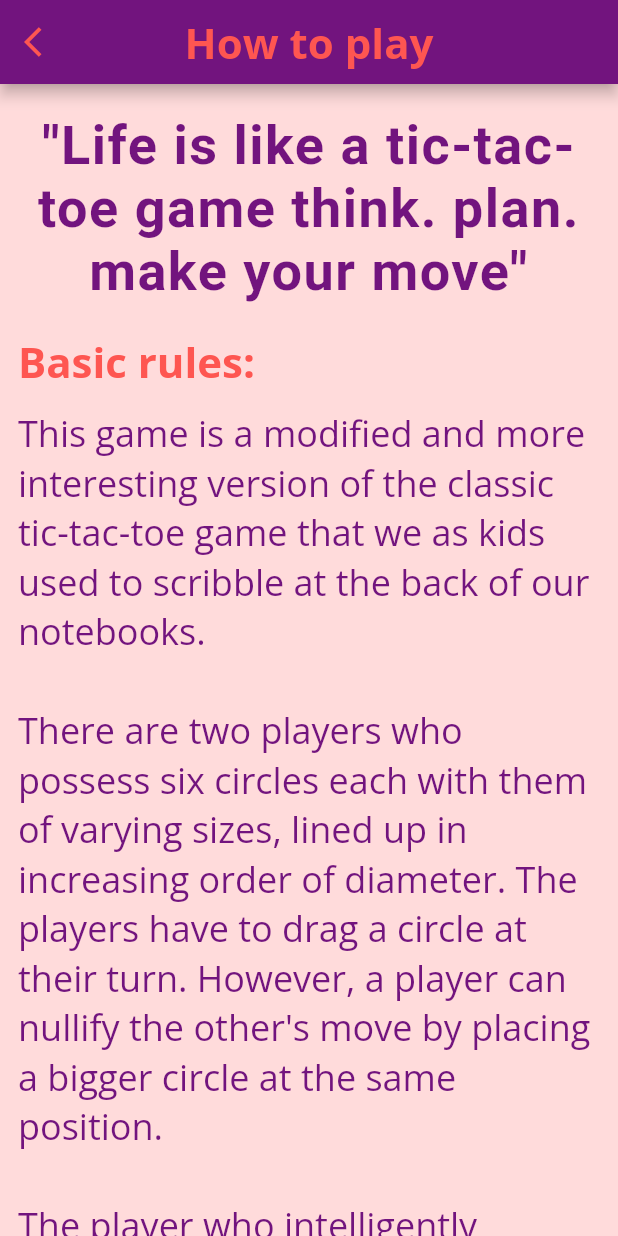
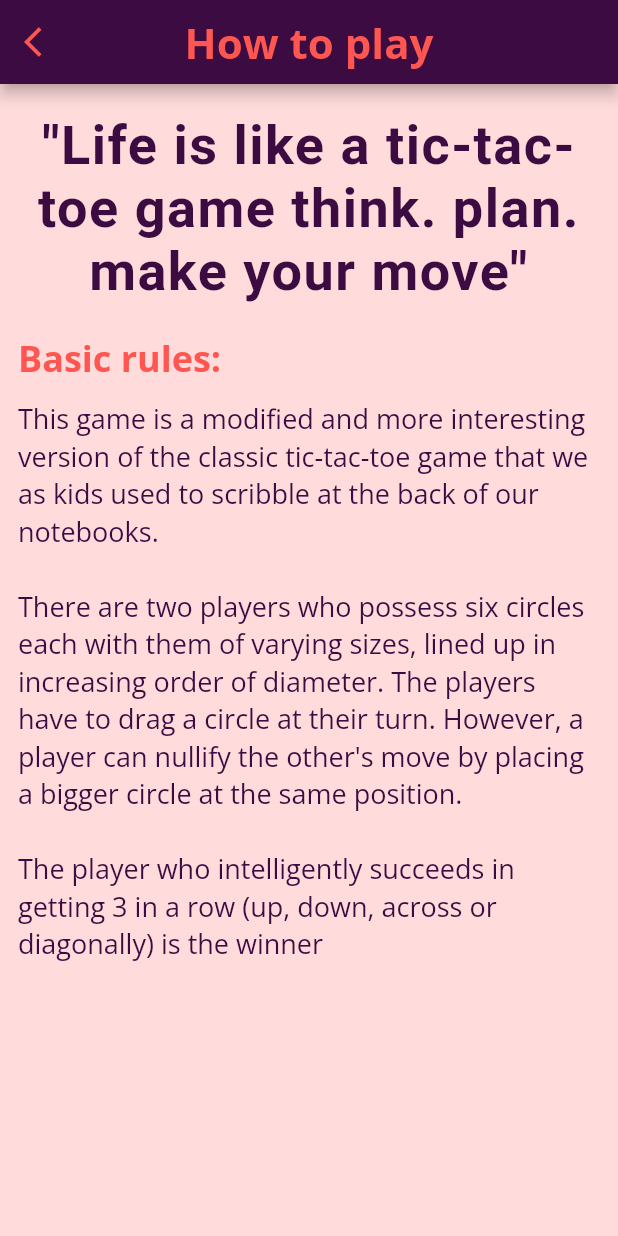
Before and after one commit to Chinmay-KB/toe-tactic, a Flutter app: the screen it shows after launch, after a tap on "How to play", on a phone screen of 412 x 824 dp. Run offline on Flutter 3.47's test engine with Material 2 defaults, Android fonts, the phone set to English and light mode, and no system bars; our stand-ins replace google_fonts, stacked; Roboto replaces fonts that are missing (Italianno).

```diff
--- a/lib/help/help_view.dart
+++ b/lib/help/help_view.dart
@@ -22,7 +22,7 @@ class HelpView extends StatelessWidget {
               fontWeight: FontWeight.w700,
               color: AppAssets.COLOR_HOMESCREEN_ORANGE),
         ),
-        backgroundColor: AppAssets.COLOR_PRIMARY,
+        backgroundColor: AppAssets.COLOR_HOMESCREEN_BACKGROUND,
         centerTitle: true,
       ),
       body: SingleChildScrollView(
@@ -49,7 +49,7 @@ class HelpView extends StatelessWidget {
                   'Basic rules:',
                   textAlign: TextAlign.start,
                   style: GoogleFonts.getFont('Open Sans',
-                      fontSize: 28,
+                      fontSize: 24,
                       fontWeight: FontWeight.w700,
                       color: AppAssets.COLOR_HOMESCREEN_ORANGE),
                 ),
@@ -57,7 +57,7 @@ class HelpView extends StatelessWidget {
               Text(AppAssets.INSTRUCTIONS,
                   style: GoogleFonts.getFont(
                     'Open Sans',
-                    fontSize: 24,
+                    fontSize: 18,
                     color: AppAssets.COLOR_PRIMARY,
                   ))
             ],
--- a/lib/home/home_view.dart
+++ b/lib/home/home_view.dart
@@ -13,7 +13,7 @@ class HomeView extends StatelessWidget {
           Container(
             height: MediaQuery.of(context).size.height,
             width: MediaQuery.of(context).size.width,
-            color: AppAssets.COLOR_PRIMARY.withOpacity(1),
+            color: AppAssets.COLOR_HOMESCREEN_BACKGROUND.withOpacity(1),
             child: Opacity(
               opacity: 0.2,
               child: Image(
@@ -25,26 +25,13 @@ class HomeView extends StatelessWidget {
             ),
           ),
           Align(
-            alignment: Alignment(-1.5, -1),
-            child: Text(
-              'T',
-              style: TextStyle(
-                  fontSize: 400, color: AppAssets.COLOR_PIECE_INACTIVE),
+            alignment: Alignment(-1, -0.7),
+            child: Image(
+              image: AssetImage('assets/home_ttt.png'),
             ),
           ),
           Align(
-            alignment: Alignment(-0.4, -0.34),
-            child: Text(
-              'oe\nac\nic',
-              style: TextStyle(
-                  fontSize: 48,
-                  color: AppAssets.COLOR_HOMESCREEN_ORANGE,
-                  letterSpacing: 4,
-                  fontWeight: FontWeight.w700),
-            ),
-          ),
-          Align(
-            alignment: Alignment(0, 0.1),
+            alignment: Alignment(0, 0.18),
             child: Text(
               'Tic tac toe with\nmore tactic',
               textAlign: TextAlign.center,
--- a/lib/util/styleassets.dart
+++ b/lib/util/styleassets.dart
@@ -1,13 +1,14 @@
 import 'dart:ui';
 
 class AppAssets {
-  static const COLOR_PRIMARY = Color(0xff72147e);
+  static const COLOR_PRIMARY = Color(0xff3C0B41);
   static const COLOR_PLAYER_1 = Color(0xfff21170);
   static const COLOR_PLAYER_2 = Color(0xfffdca40);
   static const COLOR_PIECE_INACTIVE = Color(0xfff5cebe);
   static const COLOR_PLAYER_TEXT = Color(0xff707070);
   static const COLOR_RESULTS_SCAFFOLD = Color(0xffffdbdb);
   static const COLOR_HOMESCREEN_ORANGE = Color(0xffFE5651);
+  static const COLOR_HOMESCREEN_BACKGROUND = Color(0xff3C0B41);
 
   static const INSTRUCTIONS =
       '''This game is a modified and more interesting version of the classic tic-tac-toe game that we as kids used to scribble at the back of our notebooks.\n
```
Also changed, not shown: assets/home_ttt.png (added).
